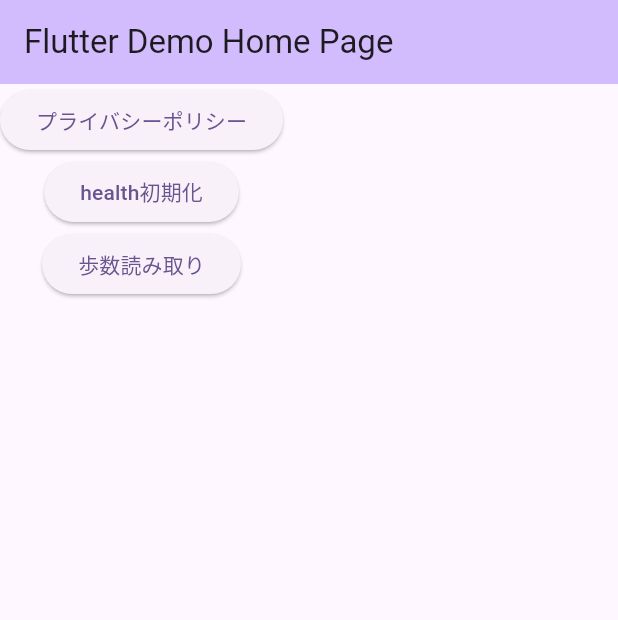
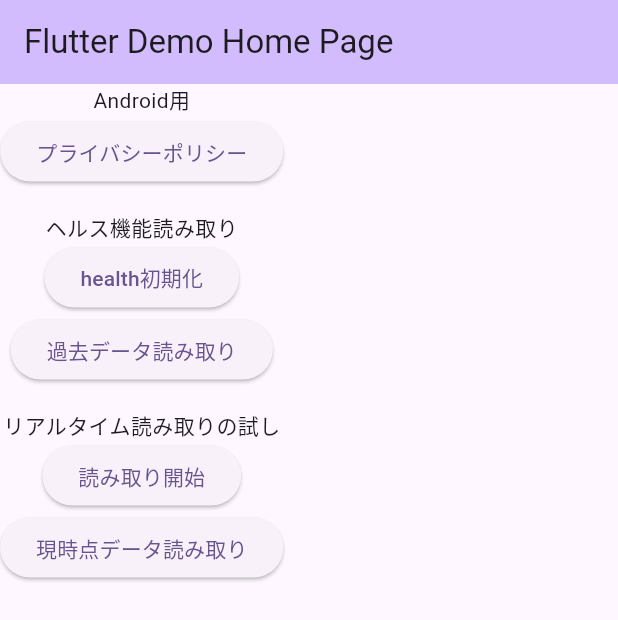
Before and after one commit to cm-tsmaeda/FlutterHealthSample, a Flutter app: the screen it shows after launch, on a phone screen of 412 x 824 dp. Shown: the top 620 px of the screen. Run offline on Flutter 3.47's test engine with Material 3 defaults, Android fonts, the phone set to English and light mode, and no system bars; our stand-ins replace permission_handler; missing offline and left inert: health.

Commit message:
Android修正

```diff
--- a/lib/home_screen.dart
+++ b/lib/home_screen.dart
@@ -26,6 +26,10 @@ class HomeScreen extends StatefulWidget {
 class _HomeScreenState extends State<HomeScreen> {
   static const _methodChannel = MethodChannel('com.example.health_sample');
   Health? _health;
+  DateTime? _walkingStartDate;
+  String _currentSteps1 = '';
+  String _currentSteps2 = '';
+  String _currentSteps3 = '';
 
   final List<HealthDataType> _healthDataTypes = [
     HealthDataType.STEPS,
@@ -150,7 +154,7 @@ class _HomeScreenState extends State<HomeScreen> {
     return totalStepsCalclated.toInt();
   }
 
-  // 歩数取得。getHealthDataFromTypesによる取得
+  // 歩数取得。getHealthIntervalDataFromTypesによる取得
   // 歩数の集計はこちらで行うと思う
   Future<int?> _getSteps3(DateTime startDate, DateTime endDate) async {
     if (_health == null) {
@@ -189,6 +193,37 @@ class _HomeScreenState extends State<HomeScreen> {
     return totalStepsCalclated.toInt();
   }
 
+  void _onWalkingStartButtonTapped() {
+    _walkingStartDate = DateTime.now();
+    setState(() {
+      _currentSteps1 = 'getTotalStepsInInterval: 0';
+      _currentSteps2 = 'getHealthDataFromTypes: 0';
+      _currentSteps3 = 'getHealthIntervalDataFromTypes: 0';
+    });
+    print('_onWalkingStartButtonTapped: $_walkingStartDate');
+  }
+
+  void _onReadCurrentDataButtonTapped() async {
+    if (_walkingStartDate == null) {
+      print('_walkingStartDate is null');
+      return;
+    }
+    final startDate = _walkingStartDate!;
+    final endDate = DateTime.now();
+    final steps1 = await _getSteps1(startDate, endDate);
+    final steps2 = await _getSteps2(startDate, endDate);
+    final steps3 = await _getSteps3(startDate, endDate);
+
+    print('steps1: $steps1');
+    print('steps2: $steps2');
+    print('steps3: $steps3');
+    setState(() {
+      _currentSteps1 = 'getTotalStepsInInterval: ${steps1 ?? 0}';
+      _currentSteps2 = 'getHealthDataFromTypes: ${steps2 ?? 0}';
+      _currentSteps3 = 'getHealthIntervalDataFromTypes: ${steps3 ?? 0}';
+    });
+  }
+
   @override
   Widget build(BuildContext context) {
     // This method is rerun every time setState is called, for instance as done
@@ -209,18 +244,34 @@ class _HomeScreenState extends State<HomeScreen> {
       ),
       body: Column(
         children: [
+          Text('Android用'),
           ElevatedButton(
             onPressed: _onButtonTapped,
             child: const Text('プライバシーポリシー'),
           ),
+          SizedBox(height: 16),
+          Text('ヘルス機能読み取り'),
           ElevatedButton(
             onPressed: _onHealthInitButtonTapped,
             child: const Text('health初期化'),
           ),
           ElevatedButton(
             onPressed: _onReadButtonTapped,
-            child: const Text('歩数読み取り'),
+            child: const Text('過去データ読み取り'),
           ),
+          SizedBox(height: 16),
+          Text('リアルタイム読み取りの試し'),
+          ElevatedButton(
+            onPressed: _onWalkingStartButtonTapped,
+            child: const Text('読み取り開始'),
+          ),
+          ElevatedButton(
+            onPressed: _onReadCurrentDataButtonTapped,
+            child: const Text('現時点データ読み取り'),
+          ),
+          Text('$_currentSteps1'),
+          Text('$_currentSteps2'),
+          Text('$_currentSteps3'),
         ],
       ),
     );
```
